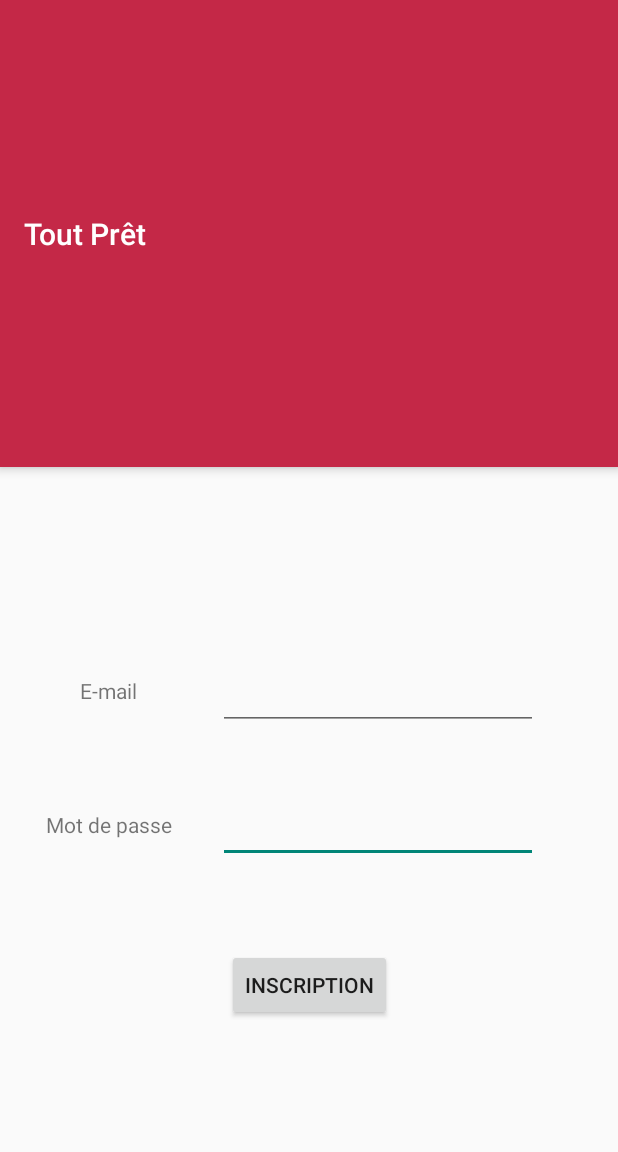
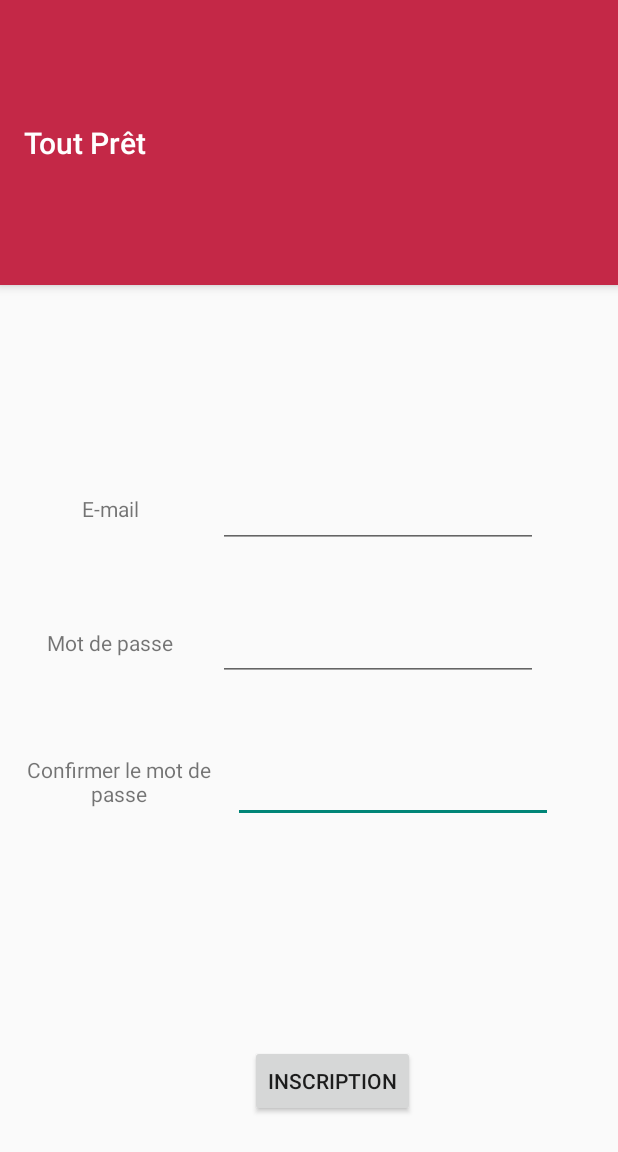
Before and after one commit to Loyth/toutpret, an Android app: the SignUpActivity screen opened directly, with no data from a screen before it, after a tap on "INSCRIPTION", on a phone screen of 412 x 824 dp. Shown: the top 1152 px of the screen. Run offline under Robolectric (Android 15) with nearby library versions, the phone set to English and light mode, and no system bars; our stand-ins replace Firebase (no records; nobody signed in at launch, a user with empty details on screens opened directly).

Commit message:
Ajout Inscription v3
Ajout des vérifications

```diff
--- a/app/src/main/java/toutpret/isep/com/toutpret/SignUpActivity.java
+++ b/app/src/main/java/toutpret/isep/com/toutpret/SignUpActivity.java
@@ -3,9 +3,11 @@ package toutpret.isep.com.toutpret;
 
 import android.content.Intent;
 import android.os.Bundle;
+import android.renderscript.ScriptIntrinsic;
 import android.support.annotation.NonNull;
 import android.support.v7.app.AppCompatActivity;
 import android.support.v7.widget.Toolbar;
+import android.text.TextUtils;
 import android.view.View;
 import android.widget.Button;
 import android.widget.EditText;
@@ -20,7 +22,7 @@ import com.google.android.gms.tasks.Task;
 
 public class SignUpActivity extends AppCompatActivity {
 
-    private EditText inputEmail, inputPassword;
+    private EditText inputEmail, inputPassword,inputPasswordConfirmation;
     private FirebaseAuth auth;
 
     @Override
@@ -37,26 +39,57 @@ public class SignUpActivity extends AppCompatActivity {
 
         inputEmail = (EditText) findViewById(R.id.text_email);
         inputPassword = (EditText) findViewById(R.id.text_mdp);
+        inputPasswordConfirmation = findViewById(R.id.text_mdp_confirmation);
 
         button_SignUp.setOnClickListener(new Button.OnClickListener() {
             public void onClick(View v) {
 
                 String email = inputEmail.getText().toString().trim();
                 String password = inputPassword.getText().toString().trim();
+                String passwordConfirmation = inputPasswordConfirmation.getText().toString().trim();
+
+                String emailPattern = "[a-zA-Z0-9._-]+@[a-z]+\\.+[a-z]+";
+
+                if (!password.equals(passwordConfirmation)) {
+                    Toast.makeText(getApplicationContext(), "Enter same password!", Toast.LENGTH_SHORT).show();
+                    return;
+                }
+
+                if (TextUtils.isEmpty(email)) {
+                    Toast.makeText(getApplicationContext(), "Enter email address !", Toast.LENGTH_SHORT).show();
+                    return;
+                }
+
+                if (!email.matches(emailPattern)) {
+                    Toast.makeText(getApplicationContext(), "Enter a validate email !", Toast.LENGTH_SHORT).show();
+                    return;
+                }
+
+
+                if (TextUtils.isEmpty(password)) {
+                    Toast.makeText(getApplicationContext(), "Enter password!", Toast.LENGTH_SHORT).show();
+                    return;
+                }
+
+                if (password.length() < 6) {
+                    Toast.makeText(getApplicationContext(), "Password too short, enter minimum 6 characters!", Toast.LENGTH_SHORT).show();
+                    return;
+                }
 
                 auth.createUserWithEmailAndPassword(email, password)
                         .addOnCompleteListener(SignUpActivity.this, new OnCompleteListener<AuthResult>() {
                             @Override
                             public void onComplete(@NonNull Task<AuthResult> task) {
-                                Toast.makeText(SignUpActivity.this, "createUserWithEmail:onComplete:" + task.isSuccessful(), Toast.LENGTH_SHORT).show();
+                                Toast.makeText(SignUpActivity.this, "Your account has been created" , Toast.LENGTH_SHORT).show();
 
-                                // If sign in fails, display a message to the user. If sign in succeeds
-                                // the auth state listener will be notified and logic to handle the
-                                // signed in user can be handled in the listener.
                                 if (!task.isSuccessful()) {
-                                    Toast.makeText(SignUpActivity.this, "Authentication failed." + task.getException(),
+                                    Toast.makeText(SignUpActivity.this, "You already have an account with this email",
                                             Toast.LENGTH_SHORT).show();
-                                } else {
+                                }
+
+                                else {
+
+                                    // à modifier par la suite pour se connecter directement
                                     startActivity(new Intent(SignUpActivity.this, MainActivity.class));
                                     finish();
                                 }
--- a/app/src/main/res/layout/activity_sign_up.xml
+++ b/app/src/main/res/layout/activity_sign_up.xml
@@ -9,25 +9,51 @@
 
 
     <EditText
+        android:id="@+id/text_mdp_confirmation"
+        android:layout_width="wrap_content"
+        android:layout_height="wrap_content"
+        android:layout_marginEnd="43dp"
+        android:ems="10"
+        android:inputType="textPassword"
+        app:layout_constraintEnd_toEndOf="parent"
+        app:layout_constraintStart_toEndOf="@+id/textView6"
+        app:layout_constraintTop_toTopOf="@+id/textView6" />
+
+    <TextView
+        android:id="@+id/textView6"
+        android:layout_width="0dp"
+        android:layout_height="0dp"
+        android:layout_marginStart="16dp"
+        android:layout_marginEnd="12dp"
+        android:layout_marginBottom="4dp"
+        android:text="Confirmer le mot de passe"
+        android:textAlignment="center"
+        app:layout_constraintBottom_toTopOf="@+id/button_Inscription"
+        app:layout_constraintEnd_toStartOf="@+id/text_mdp_confirmation"
+        app:layout_constraintStart_toStartOf="parent"
+        app:layout_constraintTop_toBottomOf="@+id/textView4" />
+
+    <EditText
         android:id="@+id/text_mdp"
         android:layout_width="wrap_content"
         android:layout_height="wrap_content"
         android:layout_marginTop="43dp"
+        android:layout_marginEnd="23dp"
         android:ems="10"
-        android:inputType="textEmailAddress"
+        android:inputType="textPassword"
         app:layout_constraintEnd_toEndOf="parent"
-        app:layout_constraintStart_toEndOf="@+id/textView3"
+        app:layout_constraintStart_toEndOf="@+id/textView4"
         app:layout_constraintTop_toBottomOf="@+id/text_email" />
 
     <TextView
         android:id="@+id/textView4"
         android:layout_width="wrap_content"
         android:layout_height="wrap_content"
-        android:layout_marginBottom="73dp"
+        android:layout_marginStart="1dp"
+        android:layout_marginBottom="65dp"
         android:text="Mot de passe"
-        app:layout_constraintBottom_toTopOf="@+id/button_Inscription"
-        app:layout_constraintEnd_toStartOf="@+id/text_email"
-        app:layout_constraintHorizontal_bias="0.505"
+        app:layout_constraintBottom_toTopOf="@+id/textView6"
+        app:layout_constraintEnd_toStartOf="@+id/text_mdp"
         app:layout_constraintStart_toStartOf="parent"
         app:layout_constraintTop_toBottomOf="@+id/textView3" />
 
@@ -35,11 +61,11 @@
         android:id="@+id/textView3"
         android:layout_width="wrap_content"
         android:layout_height="wrap_content"
+        android:layout_marginStart="1dp"
         android:layout_marginBottom="70dp"
         android:text="E-mail"
         app:layout_constraintBottom_toTopOf="@+id/textView4"
         app:layout_constraintEnd_toStartOf="@+id/text_email"
-        app:layout_constraintHorizontal_bias="0.5"
         app:layout_constraintStart_toStartOf="parent"
         app:layout_constraintTop_toBottomOf="@+id/my_toolbar" />
 
@@ -52,7 +78,6 @@
         android:inputType="textEmailAddress"
         app:layout_constraintBottom_toTopOf="@+id/textView4"
         app:layout_constraintEnd_toEndOf="parent"
-        app:layout_constraintHorizontal_bias="0.5"
         app:layout_constraintStart_toEndOf="@+id/textView3" />
 
     <android.support.v7.widget.Toolbar
@@ -73,12 +98,11 @@
         android:id="@+id/button_Inscription"
         android:layout_width="wrap_content"
         android:layout_height="wrap_content"
-        android:layout_marginBottom="143dp"
+        android:layout_marginStart="11dp"
+        android:layout_marginBottom="79dp"
         android:text="Inscription"
         app:layout_constraintBottom_toBottomOf="parent"
-        app:layout_constraintEnd_toEndOf="parent"
-        app:layout_constraintHorizontal_bias="0.5"
-        app:layout_constraintStart_toStartOf="parent"
-        app:layout_constraintTop_toBottomOf="@+id/textView4" />
+        app:layout_constraintStart_toStartOf="@+id/text_mdp_confirmation"
+        app:layout_constraintTop_toBottomOf="@+id/textView6" />
 
 </android.support.constraint.ConstraintLayout>
```
